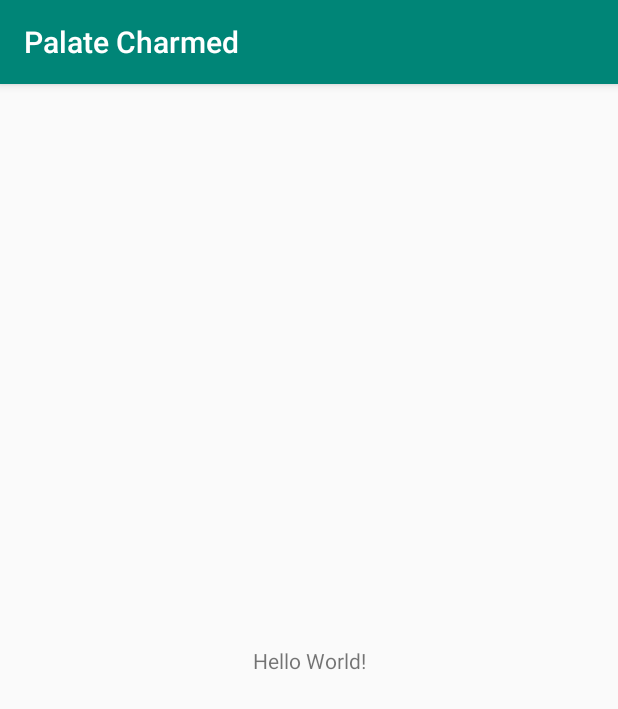
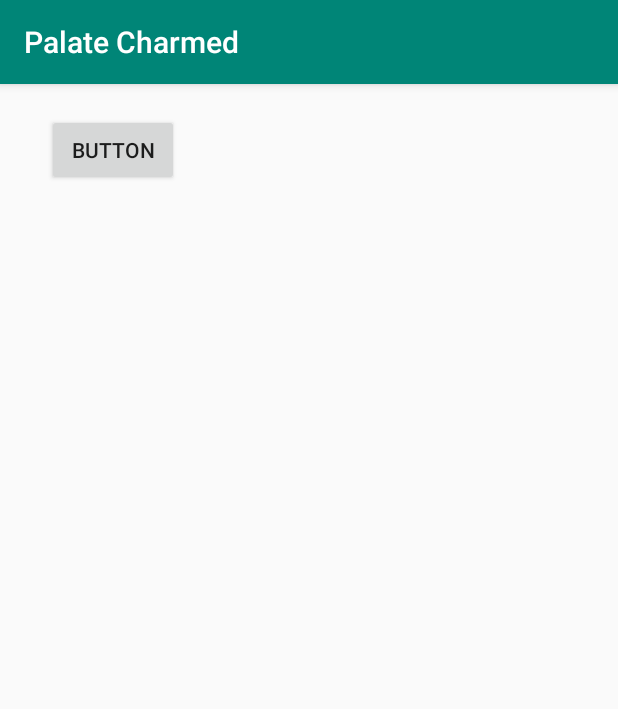
Before and after one commit to evalencia891212/PalateCharmed, an Android app: the screen it shows after launch (MainActivity), on a phone screen of 412 x 824 dp. Shown: the top 709 px of the screen. Run offline under Robolectric (Android 15) with nearby library versions, the phone set to English and light mode, and no system bars; our stand-ins replace ButterKnife.

Commit message:
catalog de marcas visualizacion

```diff
--- a/app/build.gradle
+++ b/app/build.gradle
@@ -22,6 +22,9 @@ dependencies {
     implementation fileTree(dir: 'libs', include: ['*.jar'])
     implementation 'com.android.support:appcompat-v7:28.0.0'
     implementation 'com.amitshekhar.android:android-networking:1.0.0'
+    implementation('com.jakewharton:butterknife:8.6.0') {
+        exclude module: 'support-compat'
+    }
     implementation 'com.android.support.constraint:constraint-layout:1.1.3'
     implementation 'com.android.support:design:28.0.0'
     testImplementation 'junit:junit:4.12'
--- a/app/src/main/AndroidManifest.xml
+++ b/app/src/main/AndroidManifest.xml
@@ -16,6 +16,7 @@
                 <category android:name="android.intent.category.LAUNCHER" />
             </intent-filter>
         </activity>
+        <activity android:name=".marks.MarksActivity"></activity>
     </application>
 
 </manifest>
--- a/app/src/main/java/com/example/emmanuel/palatecharmed/MainActivity.java
+++ b/app/src/main/java/com/example/emmanuel/palatecharmed/MainActivity.java
@@ -1,13 +1,35 @@
 package com.example.emmanuel.palatecharmed;
 
+import android.content.Intent;
 import android.support.v7.app.AppCompatActivity;
 import android.os.Bundle;
+import android.view.View;
+import android.widget.Button;
+
+import com.example.emmanuel.palatecharmed.marks.MarksActivity;
+
+import butterknife.BindView;
+import butterknife.ButterKnife;
+import butterknife.OnClick;
 
 public class MainActivity extends AppCompatActivity {
+
+    @BindView(R.id.buttonCatMarcas)
+    Button buttonCatMarcas;
 
     @Override
     protected void onCreate(Bundle savedInstanceState) {
         super.onCreate(savedInstanceState);
         setContentView(R.layout.activity_main);
+        ButterKnife.bind(this);
     }
+
+
+    public void startCatMarcas(View view){
+        Intent MarksIntent = new Intent(this, MarksActivity.class);
+        startActivity(MarksIntent);
+    }
+
+
+
 }
--- /dev/null
+++ b/app/src/main/java/com/example/emmanuel/palatecharmed/marks/MarksModelImpl.java
@@ -0,0 +1,5 @@
+package com.example.emmanuel.palatecharmed.marks;
+
+public class MarksModelImpl implements MarksContract.model {
+
+}
--- /dev/null
+++ b/app/src/main/java/com/example/emmanuel/palatecharmed/marks/MarksPresenterImp.java
@@ -0,0 +1,5 @@
+package com.example.emmanuel.palatecharmed.marks;
+
+public class MarksPresenterImp implements MarksContract.presenter {
+
+}
--- a/app/src/main/res/layout/activity_main.xml
+++ b/app/src/main/res/layout/activity_main.xml
@@ -6,13 +6,22 @@
     android:layout_height="match_parent"
     tools:context=".MainActivity">
 
-    <TextView
+    <Button
+        android:id="@+id/buttonCatMarcas"
         android:layout_width="wrap_content"
         android:layout_height="wrap_content"
-        android:text="Hello World!"
+        android:layout_marginStart="8dp"
+        android:layout_marginLeft="8dp"
+        android:layout_marginTop="8dp"
+        android:layout_marginEnd="8dp"
+        android:layout_marginRight="8dp"
+        android:layout_marginBottom="8dp"
+        android:text="Button"
+        android:onClick="startCatMarcas"
         app:layout_constraintBottom_toBottomOf="parent"
-        app:layout_constraintLeft_toLeftOf="parent"
-        app:layout_constraintRight_toRightOf="parent"
-        app:layout_constraintTop_toTopOf="parent" />
-
+        app:layout_constraintEnd_toEndOf="parent"
+        app:layout_constraintHorizontal_bias="0.075"
+        app:layout_constraintStart_toStartOf="parent"
+        app:layout_constraintTop_toTopOf="parent"
+        app:layout_constraintVertical_bias="0.017" />
 </android.support.constraint.ConstraintLayout>
--- a/app/src/main/res/layout/marks_detail_layout.xml
+++ b/app/src/main/res/layout/marks_detail_layout.xml
@@ -18,7 +18,7 @@
         android:layout_marginBottom="8dp"
         android:ems="10"
         android:inputType="textPersonName"
-        android:text="Name"
+        android:hint="Name"
         app:layout_constraintBottom_toBottomOf="parent"
         app:layout_constraintEnd_toEndOf="parent"
         app:layout_constraintHorizontal_bias="0.483"
@@ -38,7 +38,7 @@
         android:layout_marginBottom="8dp"
         android:ems="10"
         android:inputType="textPersonName"
-        android:text="Descripcion"
+        android:hint="Descripcion"
         app:layout_constraintBottom_toBottomOf="parent"
         app:layout_constraintEnd_toEndOf="parent"
         app:layout_constraintHorizontal_bias="0.508"
```
Also changed, not shown: app/src/main/res/layout/marks_layout.xml (+13 -4 lines).
